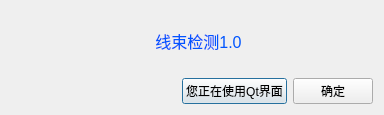
Above: Cat/CatAbout.ui from llseptem/Cat before the change. Below: the same form after it.
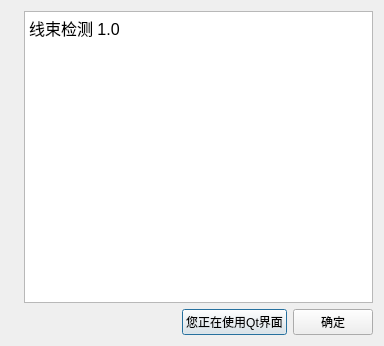
That is the form after the change. Icons and pictures are not drawn.

What changed in the file:
```diff
--- a/Cat/CatAbout.ui
+++ b/Cat/CatAbout.ui
@@ -7,15 +7,15 @@
     <x>0</x>
     <y>0</y>
     <width>384</width>
-    <height>115</height>
+    <height>346</height>
    </rect>
   </property>
   <property name="windowTitle">
    <string>关于</string>
   </property>
-  <layout class="QVBoxLayout" name="verticalLayout" stretch="1,0">
+  <layout class="QVBoxLayout" name="verticalLayout">
    <item>
-    <layout class="QHBoxLayout" name="horizontalLayout_2" stretch="0,1">
+    <layout class="QHBoxLayout" name="horizontalLayout_2">
      <item>
       <widget class="QLabel" name="label_2">
        <property name="text">
@@ -24,12 +24,19 @@
        <property name="pixmap">
         <pixmap resource="Res.qrc">:/CatMainWindow/Resources/hardware.png</pixmap>
        </property>
+       <property name="alignment">
+        <set>Qt::AlignLeading|Qt::AlignLeft|Qt::AlignTop</set>
+       </property>
       </widget>
      </item>
      <item>
-      <widget class="QLabel" name="label">
-       <property name="text">
-        <string>&lt;html&gt;&lt;head/&gt;&lt;body&gt;&lt;p align=&quot;center&quot;&gt;&lt;span style=&quot; font-size:12pt; color:#0055ff;&quot;&gt;线束检测1.0&lt;/span&gt;&lt;/p&gt;&lt;/body&gt;&lt;/html&gt;</string>
+      <widget class="QTextBrowser" name="textBrowser">
+       <property name="html">
+        <string>&lt;!DOCTYPE HTML PUBLIC &quot;-//W3C//DTD HTML 4.0//EN&quot; &quot;http://www.w3.org/TR/REC-html40/strict.dtd&quot;&gt;
+&lt;html&gt;&lt;head&gt;&lt;meta name=&quot;qrichtext&quot; content=&quot;1&quot; /&gt;&lt;style type=&quot;text/css&quot;&gt;
+p, li { white-space: pre-wrap; }
+&lt;/style&gt;&lt;/head&gt;&lt;body style=&quot; font-family:'SimSun'; font-size:9pt; font-weight:400; font-style:normal;&quot;&gt;
+&lt;p style=&quot; margin-top:0px; margin-bottom:0px; margin-left:0px; margin-right:0px; -qt-block-indent:0; text-indent:0px;&quot;&gt;&lt;span style=&quot; font-size:12pt; color:#000000;&quot;&gt;线束检测 1.0&lt;/span&gt;&lt;/p&gt;&lt;/body&gt;&lt;/html&gt;</string>
        </property>
       </widget>
      </item>
```
